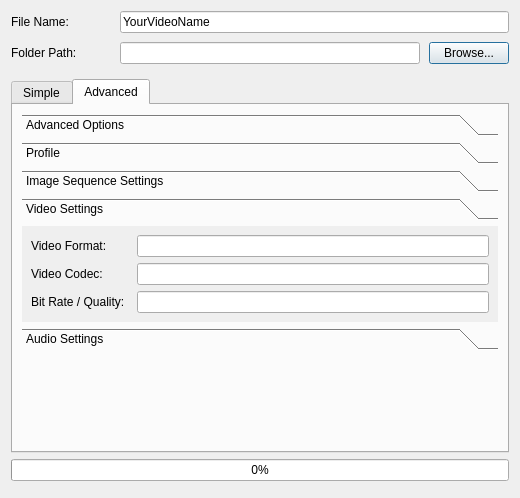
This is src/windows/ui/export.ui in OpenShot/openshot-qt as Qt 5 draws it before an edit. The edited form follows.
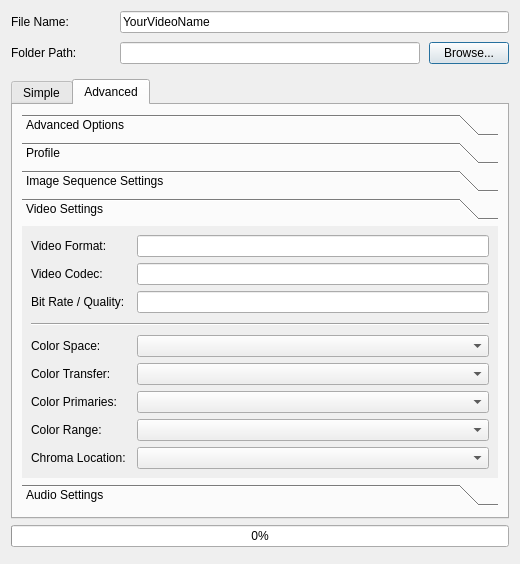
This is the edited form. The open tabs and pages were chosen to show the change. Icons and pictures are not drawn.

Commit message: Add color settings to export dialog

Diff of the .ui file:
```diff
--- a/src/windows/ui/export.ui
+++ b/src/windows/ui/export.ui
@@ -766,6 +766,172 @@
              </item>
             </layout>
            </item>
+           <item row="3" column="0">
+            <widget class="QFrame" name="frameColorSetSeparator">
+             <property name="minimumSize">
+              <size>
+               <width>100</width>
+               <height>10</height>
+              </size>
+             </property>
+             <property name="frameShape">
+              <enum>QFrame::HLine</enum>
+             </property>
+             <property name="frameShadow">
+              <enum>QFrame::Sunken</enum>
+             </property>
+            </widget>
+           </item>
+           <item row="4" column="0">
+            <layout class="QHBoxLayout" name="horizontalLayout_19_1">
+             <property name="bottomMargin">
+              <number>0</number>
+             </property>
+             <item>
+              <widget class="QLabel" name="lblColorSpace">
+               <property name="minimumSize">
+                <size>
+                 <width>100</width>
+                 <height>0</height>
+                </size>
+               </property>
+               <property name="text">
+                <string>Color Space:</string>
+               </property>
+              </widget>
+             </item>
+             <item>
+              <widget class="QComboBox" name="cboColorSpace">
+               <property name="sizePolicy">
+                <sizepolicy hsizetype="Expanding" vsizetype="Fixed">
+                 <horstretch>0</horstretch>
+                 <verstretch>0</verstretch>
+                </sizepolicy>
+               </property>
+              </widget>
+             </item>
+            </layout>
+           </item>
+           <item row="5" column="0">
+            <layout class="QHBoxLayout" name="horizontalLayout_19_2">
+             <property name="bottomMargin">
+              <number>0</number>
+             </property>
+             <item>
+              <widget class="QLabel" name="lblColorTRC">
+               <property name="minimumSize">
+                <size>
+                 <width>100</width>
+                 <height>0</height>
+                </size>
+               </property>
+               <property name="text">
+                <string>Color Transfer:</string>
+               </property>
+              </widget>
+             </item>
+             <item>
+              <widget class="QComboBox" name="cboColorTRC">
+               <property name="sizePolicy">
+                <sizepolicy hsizetype="Expanding" vsizetype="Fixed">
+                 <horstretch>0</horstretch>
+                 <verstretch>0</verstretch>
+                </sizepolicy>
+               </property>
+              </widget>
+             </item>
+            </layout>
+           </item>
+           <item row="6" column="0">
+            <layout class="QHBoxLayout" name="horizontalLayout_19_3">
+             <property name="bottomMargin">
+              <number>0</number>
+             </property>
+             <item>
+              <widget class="QLabel" name="lblColorPrim">
+               <property name="minimumSize">
+                <size>
+                 <width>100</width>
+                 <height>0</height>
+                </size>
+               </property>
+               <property name="text">
+                <string>Color Primaries:</string>
+               </property>
+              </widget>
+             </item>
+             <item>
+              <widget class="QComboBox" name="cboColorPrim">
+               <property name="sizePolicy">
+                <sizepolicy hsizetype="Expanding" vsizetype="Fixed">
+                 <horstretch>0</horstretch>
+                 <verstretch>0</verstretch>
+                </sizepolicy>
+               </property>
+              </widget>
+             </item>
+            </layout>
+           </item>
+           <item row="7" column="0">
+            <layout class="QHBoxLayout" name="horizontalLayout_19_4">
+             <property name="bottomMargin">
+              <number>0</number>
+             </property>
+             <item>
+              <widget class="QLabel" name="lblColorRange">
+               <property name="minimumSize">
+                <size>
+                 <width>100</width>
+                 <height>0</height>
+                </size>
+               </property>
+               <property name="text">
+                <string>Color Range:</string>
+               </property>
+              </widget>
+             </item>
+             <item>
+              <widget class="QComboBox" name="cboColorRange">
+               <property name="sizePolicy">
+                <sizepolicy hsizetype="Expanding" vsizetype="Fixed">
+                 <horstretch>0</horstretch>
+                 <verstretch>0</verstretch>
+                </sizepolicy>
+               </property>
+              </widget>
+             </item>
+            </layout>
+           </item>
+           <item row="8" column="0">
+            <layout class="QHBoxLayout" name="horizontalLayout_19_5">
+             <property name="bottomMargin">
+              <number>0</number>
+             </property>
+             <item>
+              <widget class="QLabel" name="lblChromaSampleLoc">
+               <property name="minimumSize">
+                <size>
+                 <width>100</width>
+                 <height>0</height>
+                </size>
+               </property>
+               <property name="text">
+                <string>Chroma Location:</string>
+               </property>
+              </widget>
+             </item>
+             <item>
+              <widget class="QComboBox" name="cboChromaSampleLoc">
+               <property name="sizePolicy">
+                <sizepolicy hsizetype="Expanding" vsizetype="Fixed">
+                 <horstretch>0</horstretch>
+                 <verstretch>0</verstretch>
+                </sizepolicy>
+               </property>
+              </widget>
+             </item>
+            </layout>
+           </item>
           </layout>
          </widget>
          <widget class="QWidget" name="pageAudioSettings">
```
The commit also changes 1 other file.
